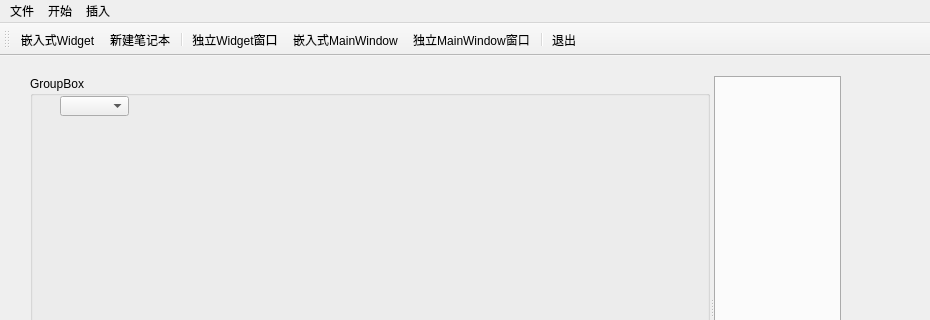
Old version of the form qwmainwindow.ui in the repository vancemk/qt_note; both pictures show x 0 to 930 and y 0 to 320 of the 930 by 573 pixel window.
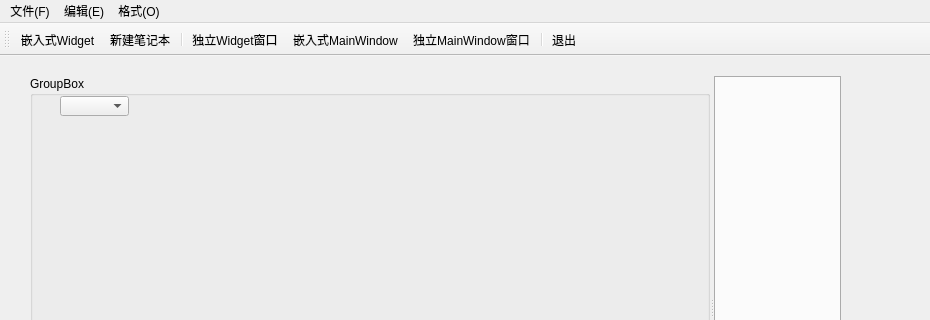
New version of the form. Icons and pictures are not drawn.

Diff of the .ui file:
```diff
--- a/qwmainwindow.ui
+++ b/qwmainwindow.ui
@@ -74,17 +74,17 @@
    </property>
    <widget class="QMenu" name="menu">
     <property name="title">
-     <string>文件</string>
+     <string>文件(F)</string>
     </property>
    </widget>
    <widget class="QMenu" name="menu_2">
     <property name="title">
-     <string>开始</string>
+     <string>编辑(E)</string>
     </property>
    </widget>
    <widget class="QMenu" name="menu_3">
     <property name="title">
-     <string>插入</string>
+     <string>格式(O)</string>
     </property>
    </widget>
    <addaction name="menu"/>
```
Left out of the diff: 143 changed lines with no effect on the pictures.
